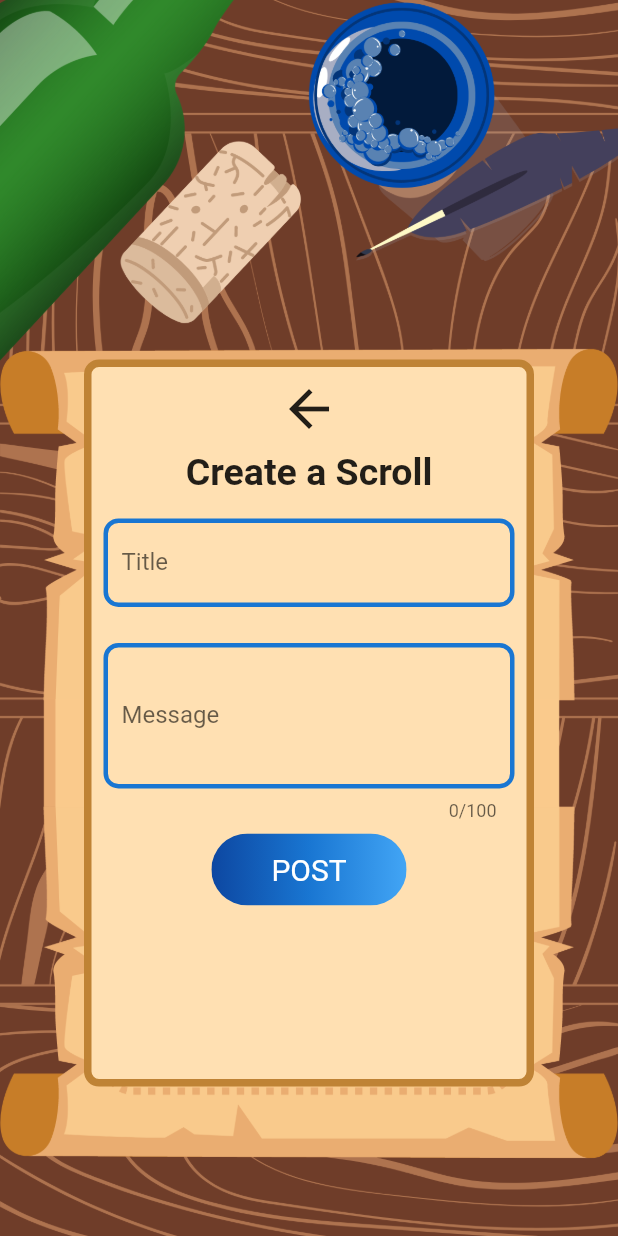
After one commit to anyelimrodriguez/SeaScroll, a Flutter app: the screen it shows after launch, after a tap on the "add" icon, on a phone screen of 412 x 824 dp. The commit adds this screen. Run offline on Flutter 3.47's test engine with Material 2 defaults, Android fonts, the phone set to English and light mode, and no system bars; our stand-ins replace firebase_auth, firebase_core, google_fonts; missing offline and left inert: postgres; accounts and stored records are empty; network calls fail; Roboto replaces fonts that are missing (Schoolbell).

Commit message:
Added post page

```diff
--- a/sea_scroll/lib/main.dart
+++ b/sea_scroll/lib/main.dart
@@ -1,4 +1,5 @@
 import 'package:flutter/material.dart';
+import 'package:sea_scroll/pages/home.dart';
 import 'pages/login.dart';
 import 'package:postgres/postgres.dart';
 import 'package:http/http.dart' as http;
@@ -24,7 +25,7 @@ class MyApp extends StatelessWidget {
       theme: ThemeData(
         primarySwatch: Colors.blue,
       ),
-      home: const LoginPage(),
+      home: const Home(),
     );
   }
 }
--- a/sea_scroll/lib/pages/home.dart
+++ b/sea_scroll/lib/pages/home.dart
@@ -3,6 +3,7 @@
 import 'package:flutter/material.dart';
 import 'package:google_fonts/google_fonts.dart';
 import 'package:sea_scroll/pages/login.dart';
+import 'package:sea_scroll/pages/post.dart';
 import 'package:sea_scroll/pages/write.dart';
 import 'package:sea_scroll/pages/signup.dart';
 import '../auth.dart';
@@ -61,10 +62,10 @@ class _HomeState extends State<Home> {
     }
   }
 
-  Future<void> signOut() async{
+  Future<void> signOut() async {
     await Auth().signOut();
-    Navigator.push(context,MaterialPageRoute(
-      builder: ((context) => LoginPage())));
+    Navigator.push(
+        context, MaterialPageRoute(builder: ((context) => LoginPage())));
     print("Signed out");
   }
 
@@ -82,7 +83,8 @@ class _HomeState extends State<Home> {
     ];
     Random random = Random();
 
-    return Container(
+    return Scaffold(
+      body: Container(
           height: height,
           decoration: const BoxDecoration(
             image: DecorationImage(
@@ -91,8 +93,8 @@ class _HomeState extends State<Home> {
             ),
           ),
           child: Container(
-          margin:
-              const EdgeInsets.only(left: 30, top: 100, right: 30, bottom: 50),
+            margin: const EdgeInsets.only(
+                left: 30, top: 100, right: 30, bottom: 50),
             decoration: elevatedBox(),
             child: Column(
               children: [
@@ -114,8 +116,8 @@ class _HomeState extends State<Home> {
                                     bottom: BorderSide(
                                         width: 5, color: Colors.blueGrey),
                                   )),
-                                height:
-                                    MediaQuery.of(context).size.height / 1.432,
+                                  height: MediaQuery.of(context).size.height /
+                                      1.432,
                                   child: ListView.builder(
                                     itemCount: snap.data!.length,
                                     itemBuilder: (context, index) {
@@ -149,20 +151,22 @@ class _HomeState extends State<Home> {
                                                   color: Color.fromRGBO(
                                                       239, 253, 255, 1)),
                                               alignment: Alignment.centerLeft,
-                                            margin: const EdgeInsets.symmetric(
-                                                horizontal: 0, vertical: 2),
+                                              margin:
+                                                  const EdgeInsets.symmetric(
+                                                      horizontal: 0,
+                                                      vertical: 2),
                                               child: Row(children: [
                                                 Container(
                                                     height: 40,
-                                                  margin:
-                                                      const EdgeInsets.fromLTRB(
-                                                          10, 0, 20, 0),
+                                                    margin: const EdgeInsets
+                                                        .fromLTRB(10, 0, 20, 0),
                                                     child: CircleAvatar(
                                                         backgroundColor: colors[
                                                             random.nextInt(
                                                                 colors.length)],
                                                         child: Text(
-                                                          name[0].toUpperCase(),
+                                                            name[0]
+                                                                .toUpperCase(),
                                                             style: const TextStyle(
                                                                 fontSize: 18,
                                                                 fontFamily:
@@ -170,14 +174,18 @@ class _HomeState extends State<Home> {
                                                                 color: Colors
                                                                     .black)))),
                                                 Material(
-                                                child: Text(name.toUpperCase(),
+                                                  child: Text(
+                                                      name.toUpperCase(),
                                                       style: const TextStyle(
                                                           fontSize: 20,
                                                           fontFamily: 'Roboto',
                                                           color: Colors.teal,
                                                           backgroundColor:
-                                                            Color.fromRGBO(239,
-                                                                253, 255, 1),
+                                                              Color.fromRGBO(
+                                                                  239,
+                                                                  253,
+                                                                  255,
+                                                                  1),
                                                           fontWeight:
                                                               FontWeight.w400)),
                                                 )
@@ -220,6 +228,23 @@ class _HomeState extends State<Home> {
                 //               },
                 //               child: Text("Add Myself"))),
                 //     )),
+                Column(
+                  children: [
+                    Container(
+                      child: FloatingActionButton(
+                        onPressed: () {
+                          Navigator.push(
+                            context,
+                            MaterialPageRoute(
+                                builder: (context) => const Post()),
+                          );
+                        },
+                        backgroundColor: Colors.blue,
+                        child: const Icon(Icons.add),
+                      ),
+                    ),
+                  ],
+                ),
                 Row(
                   mainAxisAlignment: MainAxisAlignment.spaceEvenly,
                   children: [
@@ -258,10 +283,11 @@ class _HomeState extends State<Home> {
                       ),
                     ),
                   ],
-              )
+                ),
               ],
             ),
-        ));
+          )),
+    );
   }
 }
 
--- a/sea_scroll/lib/pages/login.dart
+++ b/sea_scroll/lib/pages/login.dart
@@ -26,8 +26,8 @@ class _LoginPageState extends State<LoginPage> {
   final TextEditingController _emailTextController = TextEditingController();
   final TextEditingController _passwordTextController = TextEditingController();
 
-  Future<void> signInWithEmailAndPassword() async{
-    try{
+  Future<void> signInWithEmailAndPassword() async {
+    try {
       await Auth().signInWithEmailAndPassword(
           email: _emailTextController.text,
           password: _passwordTextController.text);
@@ -37,10 +37,9 @@ class _LoginPageState extends State<LoginPage> {
       print("PFP${Auth().currentUser?.photoURL}");
 
       //if successful
-      Navigator.push(context,
-        MaterialPageRoute(builder: ((context) => Home())));
-
-    } on FirebaseAuthException catch(e){
+      Navigator.push(
+          context, MaterialPageRoute(builder: ((context) => Home())));
+    } on FirebaseAuthException catch (e) {
       print(e.code);
     }
   }
@@ -50,8 +49,7 @@ class _LoginPageState extends State<LoginPage> {
     return Scaffold(
         resizeToAvoidBottomInset: true,
         backgroundColor: Colors.grey[350],
-      body: SafeArea(
-          child: Container(
+        body: Container(
           decoration: const BoxDecoration(
             image: DecorationImage(
               image: AssetImage('assets/sand-bg.png'),
@@ -203,7 +201,6 @@ class _LoginPageState extends State<LoginPage> {
               ],
             ),
           )),
-      )),
-    );
+        ));
   }
 }
--- /dev/null
+++ b/sea_scroll/lib/pages/post.dart
@@ -0,0 +1,231 @@
+// ignore_for_file: avoid_print
+
+import 'package:flutter/material.dart';
+import 'package:google_fonts/google_fonts.dart';
+import 'package:sea_scroll/pages/home.dart';
+import 'package:sea_scroll/pages/login.dart';
+import 'package:sea_scroll/pages/write.dart';
+import 'package:sea_scroll/pages/signup.dart';
+
+import '../components/back-btn.dart';
+import '../components/elevated-box-decoration.dart';
+import '../components/fetch-msg-btn.dart';
+import '../components/montStyle.dart';
+import '../components/schoolStyle.dart';
+import 'package:postgres/postgres.dart';
+import 'package:http/http.dart' as http;
+import 'dart:convert' as convert;
+import 'dart:math';
+
+class Post extends StatefulWidget {
+  const Post({super.key});
+
+  @override
+  State<Post> createState() => _PostState();
+}
+
+class _PostState extends State<Post> {
+  // Message Editing Conroller for TextField for Message
+  final TextEditingController _scrollmessageController =
+      TextEditingController();
+
+  // Title Editing Conroller for TextField for Message
+  final TextEditingController _titleController = TextEditingController();
+
+  // Cloud Function Used here to get all Scrolls
+  // var url = Uri.parse('https://getscrolls-rxfc6rk7la-uc.a.run.app/');
+  // Future<dynamic> _getScrolls() async {
+  //   var response = await http.get(url);
+  //   if (response.statusCode == 200) {
+  //     // All the data in a array(json objects), all the Scrolls
+  //     var data = convert.jsonDecode(response.body);
+  //     print(data.length);
+  //     // Getting random JSON object with a random function
+  //     // int randInt = random.nextInt(data.length);
+
+  //     // Return random JSON object , the random Scroll
+  //     // return data[randInt];
+  //   } else {
+  //     print('Request failed with status: ${response.statusCode}.');
+  //     return {};
+  //   }
+  // }
+
+  // Cloud Function used here to post a messsage to Scroll
+  var urlPost = Uri.parse('https://postscroll-rxfc6rk7la-uc.a.run.app');
+
+  Future<void> _postMessage(
+      {required String message, required String title}) async {
+    print('process started');
+    var response =
+        await http.post(urlPost, body: {'message': message, 'title': title});
+    if (response.statusCode == 200) {
+      print('Message was successfully added');
+    } else {
+      print('Request failed with status: ${response.statusCode}.');
+    }
+
+    print('process ended');
+  }
+
+  // State Code for the future bulider, run the future once only in the beggning of the rendering of the page
+  Future? _data;
+
+  @override
+  void initState() {
+    super.initState();
+    // _data = _getScrolls();
+  }
+
+  @override
+  Widget build(BuildContext context) {
+    double height = MediaQuery.of(context).size.height;
+    double width = MediaQuery.of(context).size.width;
+
+    return Scaffold(
+        resizeToAvoidBottomInset: true,
+        // backgroundColor: Colors.grey[350],
+        body: Container(
+          decoration: const BoxDecoration(
+            image: DecorationImage(
+              image: AssetImage('assets/write-bg.png'),
+              fit: BoxFit.cover,
+            ),
+          ),
+          child: Center(
+            child: Container(
+              child: Padding(
+                padding: const EdgeInsets.only(top: 140),
+                child: Container(
+                  height: height / 1.7,
+                  width: 300,
+                  decoration: BoxDecoration(
+                    color: Colors.orange[100],
+                    border: Border.all(
+                      color: Color.fromARGB(255, 191, 131, 53),
+                      width: 5,
+                    ),
+                    borderRadius: const BorderRadius.only(
+                      topLeft: Radius.circular(10),
+                      topRight: Radius.circular(10),
+                      bottomLeft: Radius.circular(10),
+                      bottomRight: Radius.circular(10),
+                    ),
+                  ),
+                  child: Column(
+                    children: [
+                      IconButton(
+                        onPressed: () {
+                          Navigator.push(
+                            context,
+                            MaterialPageRoute(
+                              builder: ((context) => Home()),
+                            ),
+                          );
+                        },
+                        icon: const Icon(Icons.arrow_back),
+                        iconSize: 40,
+                      ),
+                      Container(
+                        child: Text('Create a Scroll',
+                            style: GoogleFonts.schoolbell(
+                                textStyle: TextStyle(
+                              fontSize: 25,
+                              fontWeight: FontWeight.bold,
+                            ))),
+                      ),
+                      Container(
+                        padding:
+                            EdgeInsets.symmetric(horizontal: 8, vertical: 16),
+                        child: TextField(
+                          controller: _titleController,
+                          decoration: InputDecoration(
+                              enabledBorder: OutlineInputBorder(
+                                  borderRadius: BorderRadius.circular(10),
+                                  borderSide: BorderSide(
+                                      color: Color(0xFF1976D2), width: 3)),
+                              focusedBorder: OutlineInputBorder(
+                                  borderRadius: BorderRadius.circular(10),
+                                  borderSide: BorderSide(
+                                    color: Color.fromRGBO(191, 131, 53, 1),
+                                    width: 3,
+                                  )),
+                              hintText: 'Title',
+                              labelText: 'Title'),
+                        ),
+                      ),
+                      Padding(
+                        padding:
+                            EdgeInsets.symmetric(horizontal: 8, vertical: 8),
+                        child: TextField(
+                          controller: _scrollmessageController,
+                          keyboardType: TextInputType.multiline,
+                          maxLines: 3,
+                          maxLength: 100,
+                          decoration: InputDecoration(
+                            enabledBorder: OutlineInputBorder(
+                                borderRadius: BorderRadius.circular(10),
+                                borderSide: BorderSide(
+                                    color: Color(0xFF1976D2), width: 3)),
+                            focusedBorder: OutlineInputBorder(
+                                borderRadius: BorderRadius.circular(10),
+                                borderSide: BorderSide(
+                                  color: Color.fromRGBO(191, 131, 53, 1),
+                                  width: 3,
+                                )),
+                            hintText: 'Enter a message',
+                            labelText: 'Message',
+                          ),
+                        ),
+                      ),
+                      ClipRRect(
+                        borderRadius: BorderRadius.circular(30),
+                        child: Stack(
+                          children: <Widget>[
+                            Positioned.fill(
+                              child: Container(
+                                decoration: const BoxDecoration(
+                                  gradient: LinearGradient(
+                                    colors: <Color>[
+                                      Color(0xFF0D47A1),
+                                      Color(0xFF1976D2),
+                                      Color(0xFF42A5F5),
+                                    ],
+                                  ),
+                                ),
+                              ),
+                            ),
+                            TextButton(
+                              style: TextButton.styleFrom(
+                                foregroundColor: Colors.white,
+                                padding: const EdgeInsets.symmetric(
+                                    vertical: 10, horizontal: 40),
+                                textStyle: const TextStyle(fontSize: 20),
+                              ),
+                              onPressed: () {
+                                print(_scrollmessageController.text);
+                                if (_scrollmessageController.text != '') {
+                                  _postMessage(
+                                      message: _scrollmessageController.text,
+                                      title: _titleController.text);
+                                }
+
+                                Navigator.push(
+                                    context,
+                                    MaterialPageRoute(
+                                        builder: ((context) => Home())));
+                              },
+                              child: const Text('POST'),
+                            ),
+                          ],
+                        ),
+                      ),
+                    ],
+                  ),
+                ),
+              ),
+            ),
+          ),
+        ));
+  }
+}
--- a/sea_scroll/lib/pages/signup.dart
+++ b/sea_scroll/lib/pages/signup.dart
@@ -28,14 +28,18 @@ class _RegisterPageState extends State<RegisterPage> {
 
   final TextEditingController _nameTextController = TextEditingController();
   final TextEditingController _bioTextController = TextEditingController();
-  final TextEditingController _profilePicLinkTextController = TextEditingController();
+  final TextEditingController _profilePicLinkTextController =
+      TextEditingController();
   final TextEditingController _emailTextController = TextEditingController();
   final TextEditingController _passwordTextController = TextEditingController();
 
   var urlPost = Uri.parse('https://postuser-rxfc6rk7la-uc.a.run.app/');
 
   Future<void> _postData(
-      {required String name, required String bio, String? pfp, String? id}) async {
+      {required String name,
+      required String bio,
+      String? pfp,
+      String? id}) async {
     http.Response response;
     if (pfp != null) {
       response = await http
@@ -50,26 +54,25 @@ class _RegisterPageState extends State<RegisterPage> {
     }
   }
 
-  Future<void> createUserWithEmailAndPassword() async{
-    try{
+  Future<void> createUserWithEmailAndPassword() async {
+    try {
       await Auth().createUserWithEmailAndPassword(
           email: _emailTextController.text,
           password: _passwordTextController.text);
       print("Successfully created user with the following info");
 
       //Updating Firebase Auth info for user
-      try{
+      try {
         Auth().updateName(name: _nameTextController.text);
         print(Auth().currentUser?.displayName);
-      } catch(e){
+      } catch (e) {
         print("There's an error in updating name");
       }
-      if(_profilePicLinkTextController.text!="")
-      {
-        try{
+      if (_profilePicLinkTextController.text != "") {
+        try {
           Auth().updateProfilePic(photoURL: _profilePicLinkTextController.text);
           print(Auth().currentUser?.photoURL);
-        } catch(e){
+        } catch (e) {
           print("There's an error in updating profile picture");
         }
       }
@@ -77,16 +80,15 @@ class _RegisterPageState extends State<RegisterPage> {
       String? userID = Auth().currentUser?.uid;
 
       //Adding user to the user table in our database
-      if(_profilePicLinkTextController.text=="") //if pfp empty, just add name/bio
+      if (_profilePicLinkTextController.text ==
+          "") //if pfp empty, just add name/bio
       {
         _postData(
           name: _nameTextController.text,
           bio: _bioTextController.text,
           //id: userID
         );
-      }
-      else
-      {
+      } else {
         _postData(
             name: _nameTextController.text,
             bio: _bioTextController.text,
@@ -95,21 +97,19 @@ class _RegisterPageState extends State<RegisterPage> {
       }
 
       //If authentication was succesful, go to homepage
-      Navigator.push(context,
-        MaterialPageRoute(builder: ((context) => Home())));
-    } on FirebaseAuthException catch(e){
+      Navigator.push(
+          context, MaterialPageRoute(builder: ((context) => Home())));
+    } on FirebaseAuthException catch (e) {
       print(e.code);
     }
   }
-
 
   @override
   Widget build(BuildContext context) {
     return Scaffold(
         resizeToAvoidBottomInset: false,
         backgroundColor: Colors.grey[350],
-      body: SafeArea(
-          child: Container(
+        body: Container(
           decoration: const BoxDecoration(
             image: DecorationImage(
               image: AssetImage('assets/sand-bg.png'),
@@ -145,7 +145,7 @@ class _RegisterPageState extends State<RegisterPage> {
                   ),
                 ),
                 const SizedBox(
-                height: 50,
+                  height: 30,
                 ),
 
                 //Name
@@ -317,8 +317,10 @@ class _RegisterPageState extends State<RegisterPage> {
                     ),
                     TextButton(
                       onPressed: () {
-                      Navigator.push(context,
-                        MaterialPageRoute(builder: ((context) => LoginPage())));
+                        Navigator.push(
+                            context,
+                            MaterialPageRoute(
+                                builder: ((context) => LoginPage())));
                       },
                       child: const Text(
                         'Login Here.',
@@ -332,7 +334,6 @@ class _RegisterPageState extends State<RegisterPage> {
               ],
             ),
           )),
-      )),
-    );
+        ));
   }
 }
```
Also changed, not shown: sea_scroll/pubspec.lock. Lines whose indentation alone changed are shown as unchanged.
